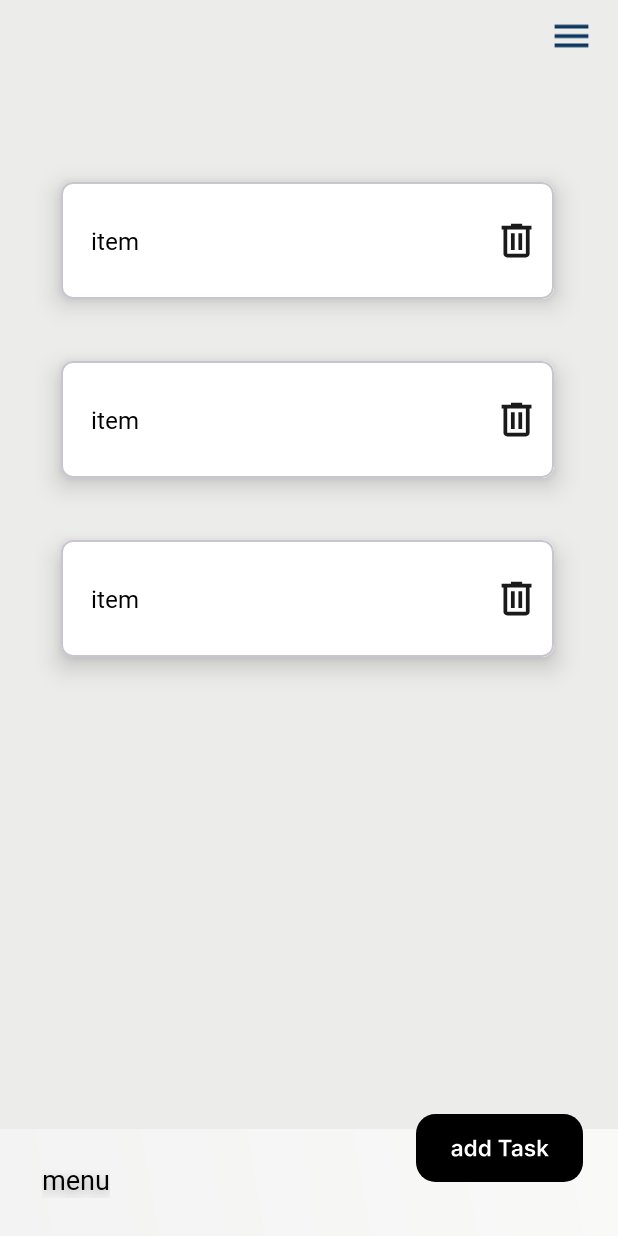
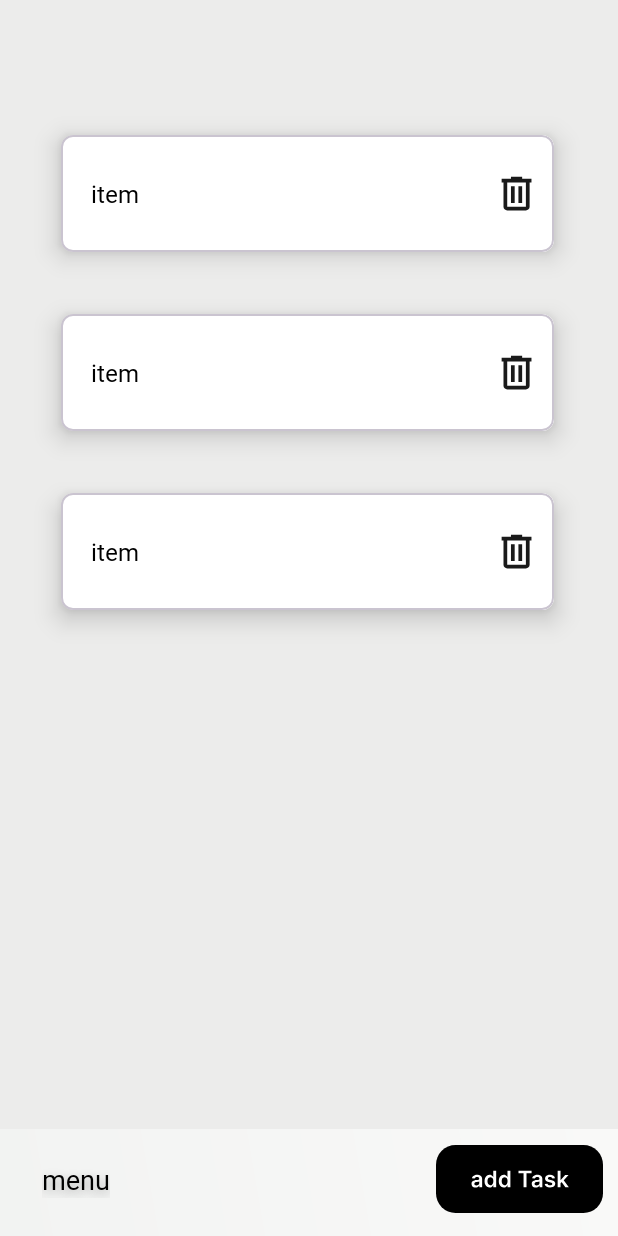
Before and after one commit to SandroK0/toDoList, an Android app: the layout fragment_main.xml on its own in the app's theme, with its tools: preview values and no code run, on a phone screen of 412 x 824 dp. Run offline under Robolectric (Android 15) with nearby library versions, the phone set to English and light mode, and no system bars.

Commit message:
button bug fixed, recycler view top margin changed.

```diff
--- a/app/src/main/java/com/example/finalproject/fragments/MainFragment.kt
+++ b/app/src/main/java/com/example/finalproject/fragments/MainFragment.kt
@@ -6,6 +6,7 @@ import android.view.LayoutInflater
 import android.view.View
 import android.view.ViewGroup
 import android.widget.ImageView
+import android.widget.TextView
 import android.widget.Toast
 import androidx.appcompat.app.AppCompatActivity
 import androidx.constraintlayout.widget.ConstraintLayout
@@ -78,7 +79,7 @@ class MainFragment : Fragment() {
 
         //------------------------------------------------------
 
-        val test = view.findViewById<ImageView>(R.id.menuBtn)
+        val test = view.findViewById<TextView>(R.id.menuBtn)
 
 
         // იღებს Data-ს realtime database-დან  და ათავსებს recycler view-ში
--- a/app/src/main/res/layout/each_item.xml
+++ b/app/src/main/res/layout/each_item.xml
@@ -17,9 +17,6 @@
         android:layout_width="354dp"
         android:layout_height="78dp"
         android:background="@drawable/rectangle_4"
-
-
-
         android:paddingVertical="20dp">
 
         <TextView
--- a/app/src/main/res/layout/fragment_main.xml
+++ b/app/src/main/res/layout/fragment_main.xml
@@ -14,8 +14,8 @@
     <androidx.recyclerview.widget.RecyclerView
         android:id="@+id/recyclerView"
         android:layout_width="match_parent"
-        android:layout_height="607dp"
-        android:layout_marginTop="50dp"
+        android:layout_height="640dp"
+        android:layout_marginTop="20dp"
         app:layout_constraintBottom_toTopOf="@+id/imageView2"
         app:layout_constraintEnd_toEndOf="parent"
         app:layout_constraintHorizontal_bias="0.0"
@@ -39,41 +39,28 @@
         android:id="@+id/addBtn"
         android:layout_width="111dp"
         android:layout_height="45dp"
-        android:layout_marginBottom="24dp"
-        android:layout_marginTop="25dp"
+        android:layout_marginEnd="10dp"
+        android:layout_marginBottom="15dp"
         android:src="@drawable/add_task_button"
         app:layout_constraintBottom_toBottomOf="parent"
-        app:layout_constraintEnd_toEndOf="parent"
-        app:layout_constraintHorizontal_bias="0.923"
-        app:layout_constraintStart_toStartOf="parent"
-        app:layout_constraintTop_toBottomOf="@+id/recyclerView"
-         />
-
-    <ImageView
-        android:id="@+id/menuBtn"
-        android:layout_width="30dp"
-        android:layout_height="40dp"
-        android:layout_marginTop="4dp"
-        android:layout_marginEnd="16dp"
-        android:src="@drawable/menu_drawable"
-        app:layout_constraintEnd_toEndOf="parent"
-        app:layout_constraintTop_toTopOf="parent" />
+        app:layout_constraintEnd_toEndOf="parent" />
 
     <TextView
+        android:id="@+id/menuBtn"
         android:layout_width="wrap_content"
         android:layout_height="wrap_content"
+        android:layout_marginLeft="28dp"
+        android:layout_marginBottom="25dp"
+        android:fontFamily="@font/inter"
+        android:shadowColor="#ABABAB"
+        android:shadowDy="4"
+        android:shadowRadius="8"
         android:text="menu"
-        android:textStyle="normal"
-        android:fontFamily="@font/inter"
         android:textColor="@color/black"
         android:textSize="18sp"
-        android:layout_marginBottom="25dp"
-        android:layout_marginLeft="28dp"
+        android:textStyle="normal"
         app:layout_constraintBottom_toBottomOf="parent"
-        app:layout_constraintStart_toStartOf="parent"
-        android:shadowColor="#ABABAB"
-        android:shadowRadius="8"
-        android:shadowDy="4" />
+        app:layout_constraintStart_toStartOf="parent" />
 
 
 </androidx.constraintlayout.widget.ConstraintLayout>
```
